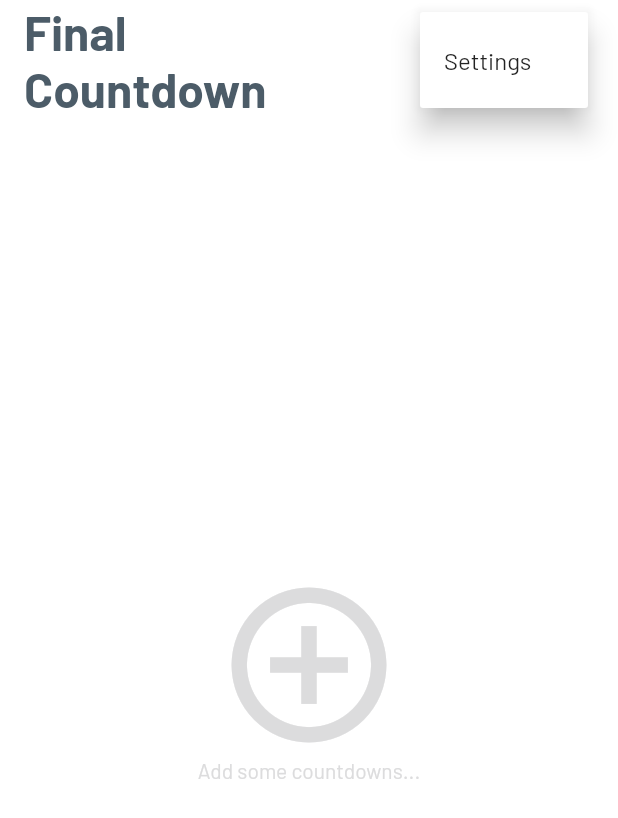
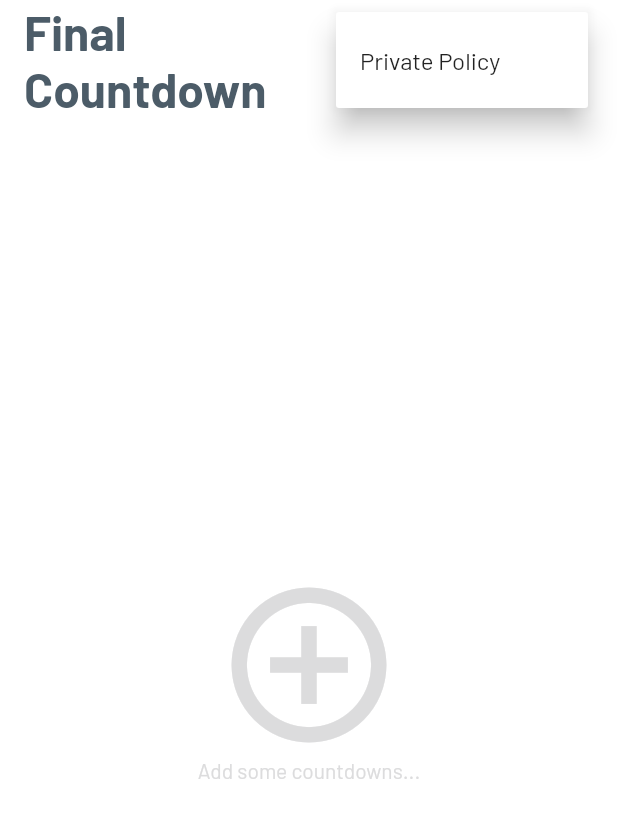
Before and after one commit to FulanoD3Tal/final_countdown_mobile, a Flutter app: the screen it shows after launch, after a tap on the "more vert" icon, on a phone screen of 412 x 824 dp. Shown: the top 818 px of the screen. Run offline on Flutter 3.47's test engine with Material 2 defaults, Android fonts, the phone set to English and light mode, and no system bars; our stand-ins replace sqflite; accounts and stored records are empty.

Commit message:
Add private policy link

```diff
--- a/lib/home_menu.dart
+++ b/lib/home_menu.dart
@@ -4,4 +4,10 @@ class Menu {
   Menu({required this.value, required this.label});
 }
 
-final homeMenus = [Menu(value: 'settings', label: 'Settings')];
+final String policyUrl =
+    'https://github.com/FulanoD3Tal/final_countdown_mobile/blob/main/private-policy.md';
+
+final homeMenus = [
+  // Menu(value: 'Settings', label: 'Settings'),
+  Menu(value: 'private-policy', label: 'Private Policy'),
+];
--- a/pubspec.yaml
+++ b/pubspec.yaml
@@ -30,6 +30,7 @@ dependencies:
   cupertino_icons: ^1.0.2
   sqflite: ^2.0.0+4
   path_provider: ^2.0.4
+  url_launcher: ^6.0.10
 
 dev_dependencies:
   flutter_test:
```
Also changed, not shown: lib/main.dart (+10 -2 lines), pubspec.lock, 1 other file.
